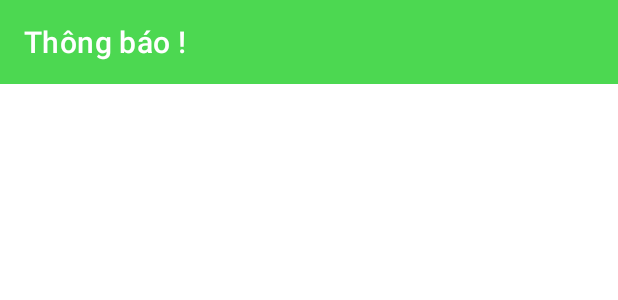
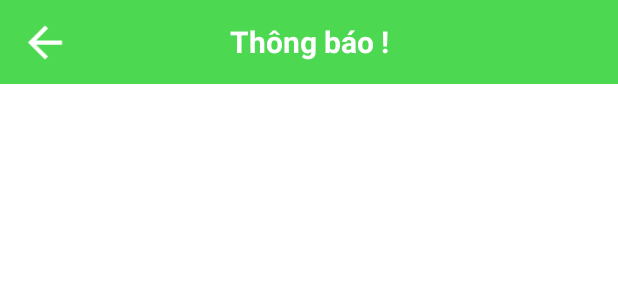
Before and after one commit to TrungKevin/FBTP, an Android app: the layout activity_notification.xml on its own in the app's theme, with its tools: preview values and no code run, on a phone screen of 412 x 824 dp. Shown: the top 300 px of the screen. Run offline under Robolectric (Android 15) with nearby library versions, the phone set to English and light mode, and no system bars.

Commit message:
updatNofication-t4/28/5

```diff
--- a/app/src/main/res/layout/activity_notification.xml
+++ b/app/src/main/res/layout/activity_notification.xml
@@ -12,27 +12,71 @@
         android:layout_width="match_parent"
         android:layout_height="?attr/actionBarSize"
         android:background="@color/colorPrimary"
-        app:title="Thông báo !"
         android:theme="@style/ThemeOverlay.AppCompat.Dark.ActionBar"
         app:layout_constraintTop_toTopOf="parent"
-        app:titleTextColor="@android:color/white" />
+        app:layout_constraintStart_toStartOf="parent"
+        app:layout_constraintEnd_toEndOf="parent">
+
+        <!-- Title text centered -->
+        <TextView
+            android:layout_width="wrap_content"
+            android:layout_height="wrap_content"
+            android:text="Thông báo !"
+            android:textColor="@android:color/white"
+            android:textSize="20sp"
+            android:textStyle="bold"
+            android:layout_gravity="center" />
+
+    </androidx.appcompat.widget.Toolbar>
+
+    <!-- Nút back arrow - đặt bên trong toolbar -->
+    <ImageView
+        android:id="@+id/btn_back"
+        android:layout_width="60dp"
+        android:layout_height="50dp"
+        android:src="@drawable/ic_arrow_back"
+        app:tint="@android:color/white"
+        android:contentDescription="@string/back_button"
+        android:clickable="true"
+        android:focusable="true"
+        android:background="?attr/selectableItemBackgroundBorderless"
+        android:padding="8dp"
+        app:layout_constraintTop_toTopOf="@id/toolbar"
+        app:layout_constraintBottom_toBottomOf="@id/toolbar"
+        app:layout_constraintStart_toStartOf="@+id/toolbar" />
 
     <androidx.recyclerview.widget.RecyclerView
         android:id="@+id/rcv_notifications"
-        android:layout_width="match_parent"
+        android:layout_width="0dp"
         android:layout_height="0dp"
+        android:layout_margin="8dp"
         app:layout_constraintTop_toBottomOf="@id/toolbar"
-        app:layout_constraintBottom_toTopOf="@id/progress_container"
-        app:layout_constraintStart_toStartOf="parent"
-        app:layout_constraintEnd_toEndOf="parent" />
-
-    <ProgressBar
-        android:id="@+id/progress_container"
-        android:layout_width="wrap_content"
-        android:layout_height="wrap_content"
-        android:visibility="gone"
         app:layout_constraintBottom_toBottomOf="parent"
         app:layout_constraintStart_toStartOf="parent"
         app:layout_constraintEnd_toEndOf="parent" />
 
+    <!-- Progress Container for loading overlay -->
+    <FrameLayout
+        android:id="@+id/progress_container"
+        android:layout_width="0dp"
+        android:layout_height="0dp"
+        android:background="#80000000"
+        android:visibility="gone"
+        app:layout_constraintTop_toTopOf="parent"
+        app:layout_constraintBottom_toBottomOf="parent"
+        app:layout_constraintStart_toStartOf="parent"
+        app:layout_constraintEnd_toEndOf="parent">
+
+    <!-- Spinning ProgressBar -->
+    <ProgressBar
+        android:id="@+id/progress_bar"
+        android:layout_width="48dp"
+        android:layout_height="48dp"
+        android:layout_gravity="center"
+        android:indeterminate="true"
+        android:indeterminateTint="@android:color/white"
+        style="?android:attr/progressBarStyleLarge" />
+
+</FrameLayout>
+
 </androidx.constraintlayout.widget.ConstraintLayout>
```
Also changed, not shown: app/src/main/java/com/trungkien/fbtp/owner/activity/NotificationActivity.kt (+50 -44 lines).
